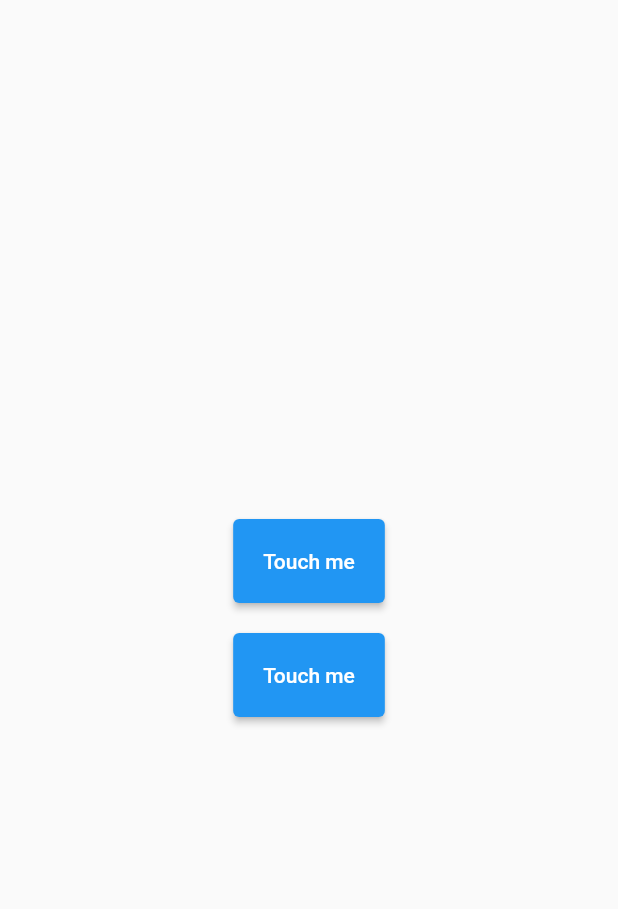
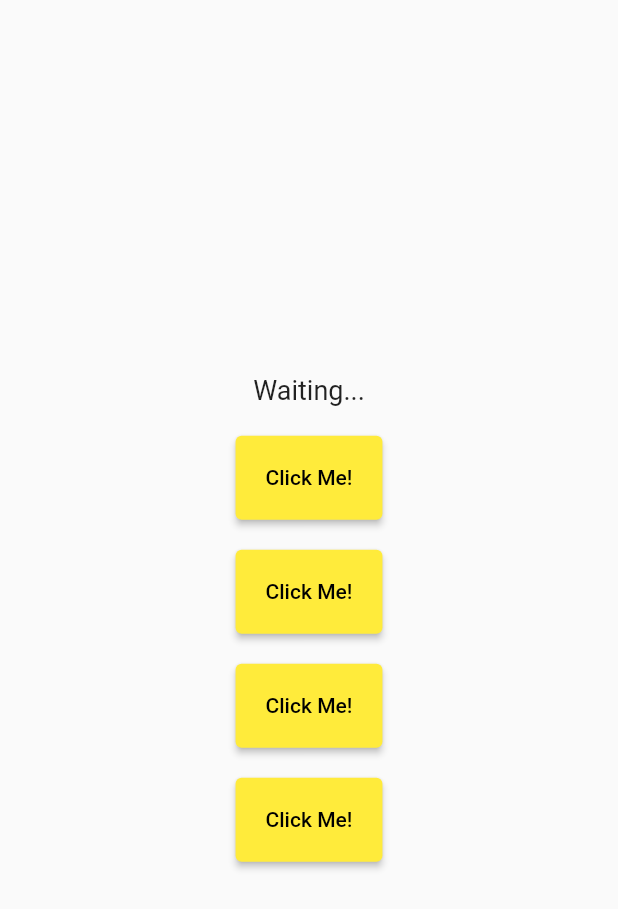
Before and after one commit to Choccutdutkhoatyeuem/button_2, a Flutter app: the screen it shows after launch, on a phone screen of 412 x 824 dp. Shown: the top 909 px of the screen. Run offline on Flutter 3.47's test engine with Material 2 defaults, Android fonts, the phone set to English and light mode, and no system bars.

Commit message:
push now

```diff
--- a/lib/main.dart
+++ b/lib/main.dart
@@ -19,6 +19,33 @@ class MyHomePage extends StatefulWidget {
 }
 
 class _MyHomePageState extends State<MyHomePage> {
+  String _displayText = 'Waiting...';
+  Color _button1Color = Colors.yellow;
+  Color _button2Color = Colors.yellow;
+  Color _button3Color = Colors.yellow;
+  Color _button4Color = Colors.yellow;
+
+  void _onButtonPressed(int buttonNumber) {
+    setState(() {
+      _displayText = buttonNumber == 2 ? 'True' : 'False';
+
+      _button1Color = buttonNumber == 1 ? Colors.red : Colors.yellow;
+      _button2Color = buttonNumber == 2 ? Colors.blue : Colors.yellow;
+      _button3Color = buttonNumber == 3 ? Colors.red : Colors.yellow;
+      _button4Color = buttonNumber == 4 ? Colors.red : Colors.yellow;
+    });
+    Future.delayed(Duration(seconds: 1), () {
+     setState(() {
+      _displayText ='Waiting...';
+      _button1Color = Colors.yellow;
+      _button2Color = Colors.yellow;
+      _button3Color = Colors.yellow;
+      _button4Color = Colors.yellow;
+
+     });
+    });
+  }
+
   @override
   Widget build(BuildContext context) {
     return Scaffold(
@@ -26,47 +53,62 @@ class _MyHomePageState extends State<MyHomePage> {
         child: Column(
           mainAxisAlignment: MainAxisAlignment.center,
           children: [
-            MyButton(),
+            Text(
+              _displayText,
+              style: TextStyle(fontSize: 18),
+            ),
             const SizedBox(height: 20),
-            MyButton(),
+            ElevatedButton(
+              onPressed: () => _onButtonPressed(1),
+              style: ElevatedButton.styleFrom(
+                primary: _button1Color,
+                padding: const EdgeInsets.all(20),
+              ),
+
+              child: const Text(
+                'Click Me!',
+                style: TextStyle(color: Colors.black),
+              ),
+            ),
+            const SizedBox(height: 20),
+            ElevatedButton(
+              onPressed: () => _onButtonPressed(2),
+              style: ElevatedButton.styleFrom(
+                primary: _button2Color,
+                padding: const EdgeInsets.all(20),
+              ),
+              child: const Text(
+                'Click Me!',
+                style: TextStyle(color: Colors.black),
+              ),
+            ),
+            const SizedBox(height: 20),
+            ElevatedButton(
+              onPressed: () => _onButtonPressed(3),
+              style: ElevatedButton.styleFrom(
+                primary: _button3Color,
+                padding: const EdgeInsets.all(20),
+              ),
+              child: const Text(
+                'Click Me!',
+                style: TextStyle(color: Colors.black),
+              ),
+            ),
+            const SizedBox(height: 20),
+            ElevatedButton(
+              onPressed: () => _onButtonPressed(4),
+              style: ElevatedButton.styleFrom(
+                primary: _button4Color,
+                padding: const EdgeInsets.all(20),
+              ),
+              child: const Text(
+                'Click Me!',
+                style: TextStyle(color: Colors.black),
+              ),
+            ),
           ],
         ),
       ),
     );
   }
 }
-
-class MyButton extends StatefulWidget {
-  @override
-  _MyButtonState createState() => _MyButtonState();
-}
-
-class _MyButtonState extends State<MyButton> {
-  Color _buttonColor = Colors.blue;
-
-  void _changedColor() {
-    setState(() {
-      _buttonColor = Colors.grey;
-    });
-    Future.delayed( Duration(seconds: 1), () {
-        setState(() {
-          _buttonColor = Colors.blue;
-        });
-    });
-  }
-
-  @override
-  Widget build(BuildContext context) {
-    return ElevatedButton(
-      onPressed: _changedColor,
-      style: ElevatedButton.styleFrom(
-        primary: _buttonColor,
-        padding: const EdgeInsets.all(20),
-      ),
-      child: const Text(
-        'Touch me',
-        style: TextStyle(color: Colors.white),
-      ),
-    );
-  }
-}
```
